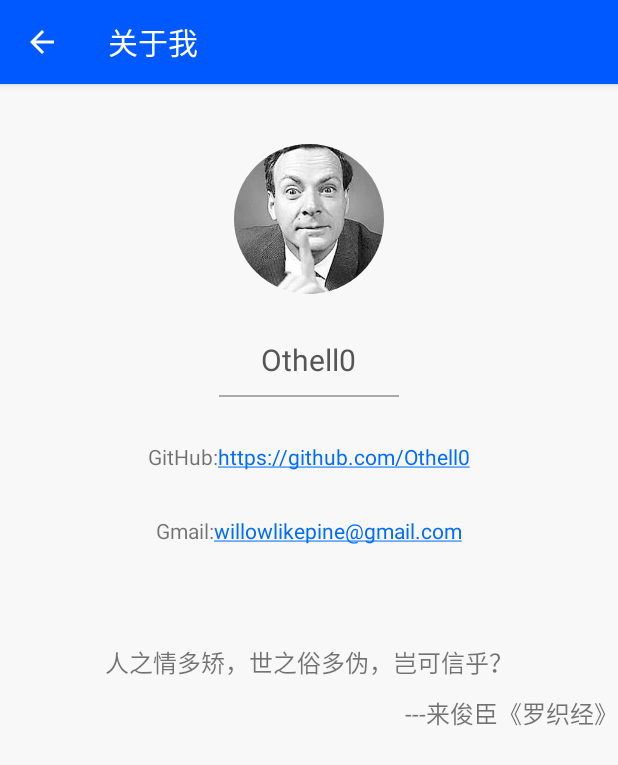
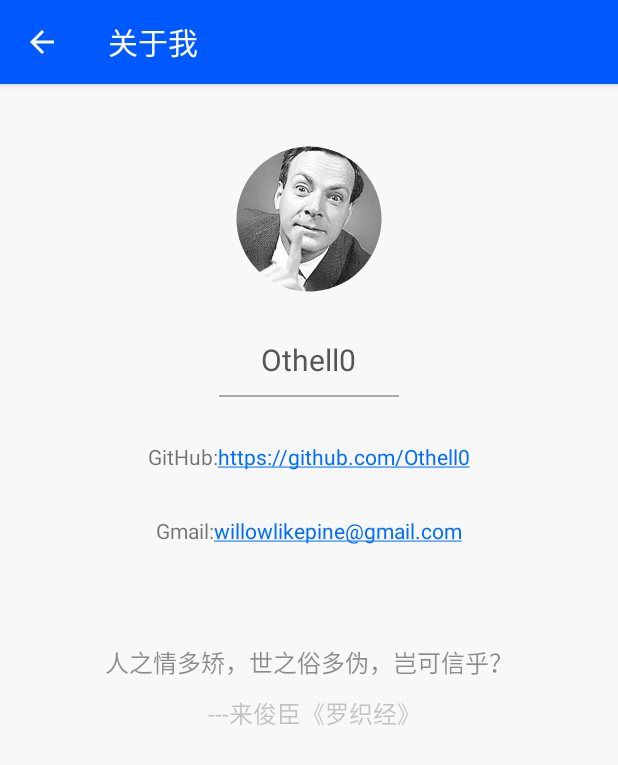
Before and after one commit to Othell0/ZhiShu, an Android app: the Othell0InfoActivity screen opened directly, with no data from a screen before it, on a phone screen of 412 x 824 dp. Shown: the top 765 px of the screen. Run offline under Robolectric (Android 15) with nearby library versions, the phone set to English and light mode, and no system bars; our stand-ins replace ButterKnife, CircleImageView, RxJava.

Commit message:
Add animation for Othell0InfoActivity

```diff
--- a/app/src/main/java/com/cs/zhishu/ui/activity/Othell0InfoActivity.java
+++ b/app/src/main/java/com/cs/zhishu/ui/activity/Othell0InfoActivity.java
@@ -1,14 +1,19 @@
 package com.cs.zhishu.ui.activity;
 
+import android.animation.AnimatorSet;
+import android.animation.ObjectAnimator;
+import android.animation.ValueAnimator;
 import android.os.Bundle;
 import android.support.v7.app.ActionBar;
 import android.support.v7.widget.Toolbar;
 import android.view.MenuItem;
+import android.widget.TextView;
 
 import com.cs.zhishu.R;
 import com.cs.zhishu.base.AbsBaseActivity;
 
 import butterknife.BindView;
+import de.hdodenhof.circleimageview.CircleImageView;
 
 /**
  * Created by Othell0 on 2016/7/2.
@@ -16,14 +21,11 @@ import butterknife.BindView;
 public class Othell0InfoActivity extends AbsBaseActivity {
     @BindView(R.id.toolbar)
     Toolbar mToolbar;
+    @BindView(R.id.head_view)
+    CircleImageView headView;
+    @BindView(R.id.text1)
+    TextView mText1;
 
-    @Override
-    public boolean onOptionsItemSelected(MenuItem item) {
-        if (item.getItemId() == android.R.id.home) {
-            onBackPressed();
-        }
-        return super.onOptionsItemSelected(item);
-    }
 
     @Override
     public int getLayoutId() {
@@ -32,6 +34,57 @@ public class Othell0InfoActivity extends AbsBaseActivity {
 
     @Override
     public void initViews(Bundle savedInstanceState) {
+        animateImage();
+        animateText();
+        animateText1();
+
+    }
+
+    private void animateImage() {
+        ObjectAnimator scaleYAnimator = ObjectAnimator.ofFloat(headView, "scaleY", 0, 1);
+        ObjectAnimator scaleXAnimator = ObjectAnimator.ofFloat(headView, "scaleX", 0, 1);
+        ObjectAnimator rotationXAnimator = ObjectAnimator.ofFloat(headView, "rotation", 0, 180, 180, 0);
+        ObjectAnimator alphaAnimator = ObjectAnimator.ofFloat(headView, "alpha", 0, 1);
+
+        AnimatorSet set = new AnimatorSet();
+        /**让scaleYAnimator、scaleXAnimator、rotationXAnimator同时执行
+         *执行完之后执行alphaAnimator*/
+        set.play(scaleXAnimator).with(scaleYAnimator);
+        set.play(scaleYAnimator).with(rotationXAnimator);
+        set.play(alphaAnimator).with(rotationXAnimator);
+
+
+        set.setDuration(3000);
+        set.start();
+    }
+
+    private void animateText() {
+
+        ValueAnimator valueAnimator = ValueAnimator.ofFloat(0, 1, 100);
+        valueAnimator.setDuration(6000);
+
+        valueAnimator.addUpdateListener(new ValueAnimator.AnimatorUpdateListener() {
+
+            @Override
+            public void onAnimationUpdate(ValueAnimator animation) {
+                TextView text = (TextView) findViewById(R.id.text);
+                float value = (Float) animation.getAnimatedValue();
+                assert text != null;
+                text.setAlpha(value);
+            }
+        });
+        valueAnimator.start();
+
+    }
+
+    private void animateText1() {
+        ObjectAnimator translationXAnimator = ObjectAnimator.ofFloat(mText1, "translationX", -333, 0);
+        ObjectAnimator alphaAnimator = ObjectAnimator.ofFloat(mText1, "alpha", 0, 1);
+        AnimatorSet set = new AnimatorSet();
+
+        set.play(translationXAnimator).with(alphaAnimator);
+        set.setDuration(6000);
+        set.start();
 
     }
 
@@ -46,6 +99,13 @@ public class Othell0InfoActivity extends AbsBaseActivity {
 
     }
 
+    @Override
+    public boolean onOptionsItemSelected(MenuItem item) {
+        if (item.getItemId() == android.R.id.home) {
+            onBackPressed();
+        }
+        return super.onOptionsItemSelected(item);
+    }
 
 
 
--- a/app/src/main/res/layout/acitvity_othell0info.xml
+++ b/app/src/main/res/layout/acitvity_othell0info.xml
@@ -30,6 +30,7 @@
         android:orientation="vertical">
 
         <de.hdodenhof.circleimageview.CircleImageView
+            android:id="@+id/head_view"
             android:layout_width="100dp"
             android:layout_height="100dp"
             android:layout_marginTop="40dp"
@@ -69,6 +70,7 @@
             android:layout_gravity="center_horizontal" />
 
         <TextView
+            android:id="@+id/text"
             android:layout_width="wrap_content"
             android:layout_height="wrap_content"
             android:layout_marginTop="66dp"
@@ -77,6 +79,7 @@
             android:textSize="16sp" />
 
         <TextView
+            android:id="@+id/text1"
             android:layout_width="wrap_content"
             android:layout_height="wrap_content"
             android:layout_marginTop="10dp"
```
